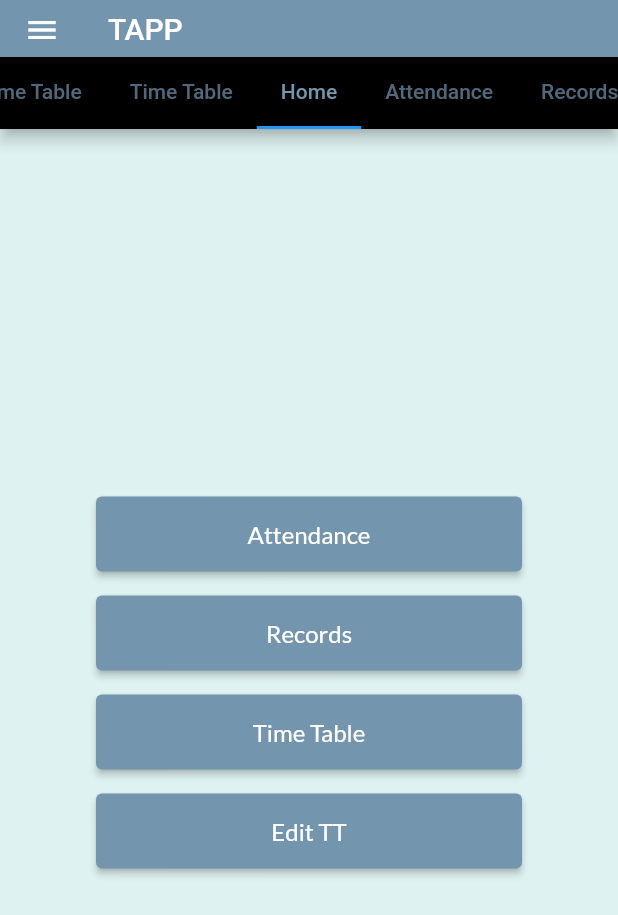
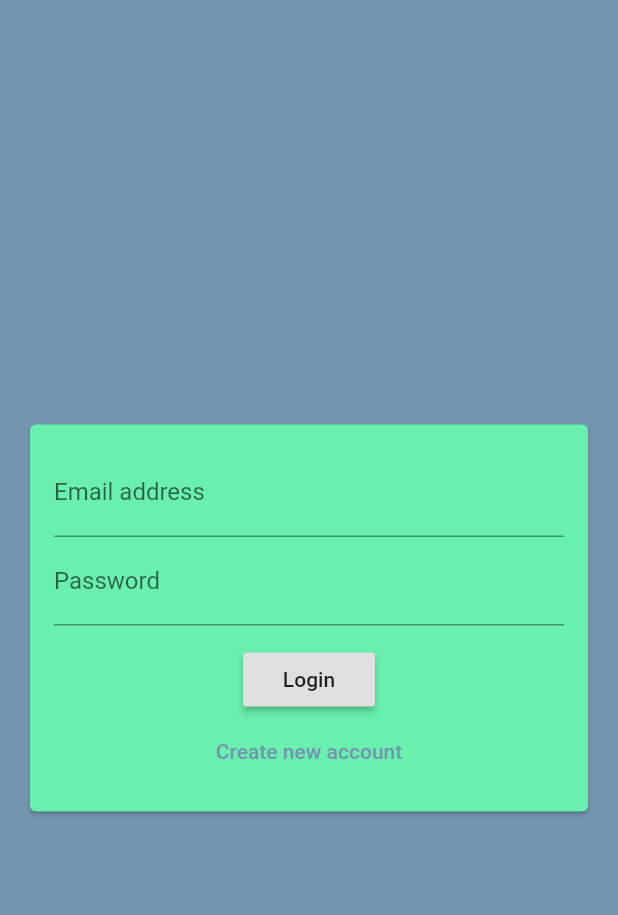
Before and after one commit to MAZAM21/tils_app, a Flutter app: the screen it shows after launch, on a phone screen of 412 x 824 dp. Shown: the top 915 px of the screen. Run offline on Flutter 3.47's test engine with Material 2 defaults, Android fonts, the phone set to English and light mode, and no system bars; our stand-ins replace cloud_firestore, firebase_auth, firebase_core, numberpicker, syncfusion_flutter_calendar; accounts and stored records are empty.

```diff
--- a/lib/main.dart
+++ b/lib/main.dart
@@ -1,79 +1,37 @@
 import 'package:flutter/material.dart';
 import 'package:flutter/services.dart';
 import 'package:provider/provider.dart';
+import 'package:firebase_auth/firebase_auth.dart';
+import 'package:firebase_core/firebase_core.dart';
+import 'package:firebase_auth/firebase_auth.dart';
 
-import './widgets/all_tabs.dart';
-import './providers/all_students.dart';
-import './widgets/attendance_page.dart';
-import './widgets/student_records.dart';
-import './widgets/time_table.dart';
-import './widgets/edit-timetable.dart';
-import './providers/all_classes.dart';
-import './widgets/attendance_of_class.dart';
-import './widgets/class_records.dart';
-import './widgets/choose_records_screen.dart';
-import './widgets/class_record_detail.dart';
-import './widgets/edit-timetable-form.dart';
-import './widgets/home.dart';
-
+import './routes_theme.dart';
 
 void main() async {
+  WidgetsFlutterBinding.ensureInitialized();
   runApp(Tapp());
 }
 
 class Tapp extends StatelessWidget {
+  final Future<FirebaseApp> _initialization = Firebase.initializeApp();
   @override
   Widget build(BuildContext context) {
-    return MultiProvider(
-      providers: [
-        ChangeNotifierProvider(
-          create: (ctx) => AllClasses(),
-        ),
-        ChangeNotifierProvider(
-          create: (ctx) => AllStudents(),
-        ),
 
-      ],
-      child: MaterialApp(
-        initialRoute: '/',
-        theme: ThemeData(
-          backgroundColor: Colors.black12,
-          primaryColor: Color.fromARGB(255, 115, 149, 174),
-          canvasColor: Color.fromARGB(255, 222, 242, 241),
-          cardColor: Colors.greenAccent,
-          textTheme: TextTheme(
-            headline6: TextStyle(
-              color: Colors.white,
-              fontFamily: 'Lato',
-              fontSize: 16,
-            ),
-            headline5: TextStyle(
-              color: Color.fromARGB(255, 0, 0, 179),
-              fontFamily: 'Lato',
-              fontSize: 18,
-            ),
-            headline4: TextStyle(
-              color: Color.fromARGB(255, 154, 23, 80),
-              fontFamily: 'Lato',
-              fontSize: 16,
-            ),
-          ),
-        ),
-        routes: {
-          '/': (context) => AllTabs(),
-          HomePage.routeName: (context) => HomePage(),
-          AttendancePage.routeName: (context) => AttendancePage(),
-          StudentRecords.routeName: (context) => StudentRecords(),
-          CalendarApp.routeName: (context) => CalendarApp(),
-          EditTT.routeName: (context) => EditTT(),
-          AttendanceOfClass.routeName: (context) => AttendanceOfClass(),
-          RecordsPage.routeName: (context) => RecordsPage(),
-          ClassRecords.routeName: (context) => ClassRecords(),
-          ClassRecordDetail.routeName: (context) => ClassRecordDetail(),
-          EditTTForm.routeName: (context) => EditTTForm(),
-        },
+    return FutureBuilder(
+      future: _initialization,
+      builder: (context, snapshot) {
+        if (snapshot.hasError) {
+          print('error');
+        }
 
-      ),
+        // Once complete, show your application
+        if (snapshot.connectionState == ConnectionState.waiting) {
+          return CircularProgressIndicator();
+        }
+
+        // Otherwise, show something whilst waiting for initialization to complete
+        return RoutesAndTheme();
+      },
     );
   }
 }
--- a/lib/models/student.dart
+++ b/lib/models/student.dart
@@ -1,4 +1,4 @@
-import 'package:tils_app/widgets/attendance_page.dart';
+import 'package:tils_app/widgets/screens/attendance_page.dart';
 
 import './subject.dart';
 import 'package:flutter/material.dart';
--- a/lib/providers/all_classes.dart
+++ b/lib/providers/all_classes.dart
@@ -2,7 +2,7 @@
 
 import 'package:flutter/material.dart';
 import '../models/subject.dart';
-import '../widgets/time_table.dart';
+import '../widgets/screens/time_table.dart';
 
 class AllClasses with ChangeNotifier {
   //_allClasses will have a list of SubjectClass elements which will be displayed for attendance and records
--- /dev/null
+++ b/lib/routes_theme.dart
@@ -0,0 +1,87 @@
+import 'package:flutter/material.dart';
+import 'package:flutter/services.dart';
+import 'package:provider/provider.dart';
+import 'package:firebase_auth/firebase_auth.dart';
+import 'package:firebase_core/firebase_core.dart';
+import 'package:firebase_auth/firebase_auth.dart';
+
+import './widgets/screens/all_tabs.dart';
+import './providers/all_students.dart';
+import './widgets/screens/attendance_page.dart';
+import './widgets/screens/student_records.dart';
+import './widgets/screens/time_table.dart';
+import './widgets/edit-timetable.dart';
+import './providers/all_classes.dart';
+import './widgets/screens/attendance_of_class.dart';
+import './widgets/screens/class_records.dart';
+import './widgets/screens/choose_records_screen.dart';
+import './widgets/screens/class_record_detail.dart';
+import './widgets/screens/edit-timetable-form.dart';
+import './widgets/screens/home.dart';
+import './widgets/screens/auth_page.dart';
+
+
+class RoutesAndTheme extends StatelessWidget {
+
+final FirebaseAuth auth = FirebaseAuth.instance;
+  @override
+  Widget build(BuildContext context) {
+    return MultiProvider(
+      providers: [
+        ChangeNotifierProvider(
+          create: (ctx) => AllClasses(),
+        ),
+        ChangeNotifierProvider(
+          create: (ctx) => AllStudents(),
+        ),
+      ],
+      child: MaterialApp(
+        initialRoute: '/',
+        theme: ThemeData(
+          backgroundColor: Colors.black12,
+          primaryColor: Color.fromARGB(255, 115, 149, 174),
+          canvasColor: Color.fromARGB(255, 222, 242, 241),
+          cardColor: Colors.greenAccent,
+          textTheme: TextTheme(
+            headline6: TextStyle(
+              color: Colors.white,
+              fontFamily: 'Lato',
+              fontSize: 16,
+            ),
+            headline5: TextStyle(
+              color: Color.fromARGB(255, 0, 0, 179),
+              fontFamily: 'Lato',
+              fontSize: 18,
+            ),
+            headline4: TextStyle(
+              color: Color.fromARGB(255, 154, 23, 80),
+              fontFamily: 'Lato',
+              fontSize: 16,
+            ),
+          ),
+        ),
+        home: StreamBuilder(
+            stream: auth.authStateChanges(),
+            builder: (ctx, userSnapshot) {
+              if (userSnapshot.hasData) {
+                return AllTabs();
+              }
+              return AuthScreen();
+            }),
+        routes: {
+          //'/': (context) => AllTabs(),
+          HomePage.routeName: (context) => HomePage(),
+          AttendancePage.routeName: (context) => AttendancePage(),
+          StudentRecords.routeName: (context) => StudentRecords(),
+          CalendarApp.routeName: (context) => CalendarApp(),
+          EditTT.routeName: (context) => EditTT(),
+          AttendanceOfClass.routeName: (context) => AttendanceOfClass(),
+          RecordsPage.routeName: (context) => RecordsPage(),
+          ClassRecords.routeName: (context) => ClassRecords(),
+          ClassRecordDetail.routeName: (context) => ClassRecordDetail(),
+          EditTTForm.routeName: (context) => EditTTForm(),
+        },
+      ),
+    );
+  }
+}
--- /dev/null
+++ b/lib/widgets/authform.dart
@@ -0,0 +1,130 @@
+import 'package:flutter/material.dart';
+
+class AuthForm extends StatefulWidget {
+  //constructer gets a submit form function and a is Loading bool
+  AuthForm(
+    this.submitFn,
+    this.isLoading,
+  );
+
+  final bool isLoading;
+  //submit form function defined
+  final void Function(
+    String email,
+    String password,
+    String userName,
+    bool isLogin,
+    BuildContext ctx,
+  ) submitFn;
+
+  @override
+  _AuthFormState createState() => _AuthFormState();
+}
+
+class _AuthFormState extends State<AuthForm> {
+  final _formKey = GlobalKey<FormState>();
+  var _isLogin = true;
+  var _userEmail = '';
+  var _userName = '';
+  var _userPassword = '';
+
+
+  void _trySubmit() {
+    //IsValid stores bool on whether the text inputs are validated
+    final isValid = _formKey.currentState.validate();
+    //removes focus from the fields
+    FocusScope.of(context).unfocus();
+    //if IsValid is true then save form state and execute submitfn on inputs
+    //.trim removes whitespace
+    if (isValid) {
+      _formKey.currentState.save();
+      widget.submitFn(_userEmail.trim(), _userPassword.trim(), _userName.trim(),
+          _isLogin, context);
+    }
+  }
+
+  @override
+  Widget build(BuildContext context) {
+    return Center(
+      child: Card(
+        margin: EdgeInsets.all(20),
+        child: SingleChildScrollView(
+          child: Padding(
+            padding: EdgeInsets.all(16),
+            child: Form(
+              key: _formKey,
+              child: Column(
+                mainAxisSize: MainAxisSize.min,
+                children: <Widget>[
+                  TextFormField(
+                    key: ValueKey('email'),
+                    validator: (value) {
+                      if (value.isEmpty || !value.contains('@')) {
+                        return 'Please enter a valid email address.';
+                      }
+                      return null;
+                    },
+                    keyboardType: TextInputType.emailAddress,
+                    decoration: InputDecoration(
+                      labelText: 'Email address',
+                    ),
+                    onSaved: (value) {
+                      _userEmail = value;
+                    },
+                  ),
+                  if (!_isLogin)
+                    TextFormField(
+                      key: ValueKey('username'),
+                      validator: (value) {
+                        if (value.isEmpty || value.length < 4) {
+                          return 'Please enter at least 4 characters';
+                        }
+                        return null;
+                      },
+                      decoration: InputDecoration(labelText: 'Username'),
+                      onSaved: (value) {
+                        _userName = value;
+                      },
+                    ),
+                  TextFormField(
+                    key: ValueKey('password'),
+                    validator: (value) {
+                      if (value.isEmpty || value.length < 7) {
+                        return 'Password must be at least 7 characters long.';
+                      }
+                      return null;
+                    },
+                    decoration: InputDecoration(labelText: 'Password'),
+                    obscureText: true,
+                    onSaved: (value) {
+                      _userPassword = value;
+                    },
+                  ),
+                  SizedBox(height: 12),
+                  if (widget.isLoading) CircularProgressIndicator(),
+                  if (!widget.isLoading)
+                    RaisedButton(
+                      child: Text(_isLogin ? 'Login' : 'Signup'),
+                      onPressed: _trySubmit,
+                    ),
+                  if (!widget.isLoading)
+                    FlatButton(
+                      textColor: Theme.of(context).primaryColor,
+                      child: Text(_isLogin
+                          ? 'Create new account'
+                          : 'I already have an account'),
+                      onPressed: () {
+                        setState(() {
+                          _isLogin = !_isLogin;
+                        });
+                      },
+                    )
+                ],
+              ),
+            ),
+          ),
+        ),
+      ),
+    );
+  }
+}
--- a/lib/widgets/edit-timetable.dart
+++ b/lib/widgets/edit-timetable.dart
@@ -1,7 +1,7 @@
 import 'package:flutter/material.dart';
 import 'package:intl/intl.dart';
 import '../models/subject.dart';
-import 'time_table.dart';
+
 import '../providers/all_classes.dart';
 import 'package:provider/provider.dart';
 
@@ -16,7 +16,7 @@ class _EditTTState extends State<EditTT> {
   DateTime _dateStart = DateTime.now();
   int _duration;
   String _chosenSub;
-  Meeting classAdded;
+  //Meeting classAdded;
 
   List<String> _allSubjects = [
     'Conflict',
--- a/lib/widgets/attendance_of_class.dart
+++ b/lib/widgets/screens/attendance_of_class.dart
@@ -1,9 +1,9 @@
 import 'package:flutter/material.dart';
 import 'package:provider/provider.dart';
 
-import '../providers/all_students.dart';
-import '../models/subject.dart';
-import '../models/student.dart';
+import 'package:tils_app/providers/all_students.dart';
+import 'package:tils_app/models/subject.dart';
+import 'package:tils_app/models/student.dart';
 
 class AttendanceOfClass extends StatefulWidget {
   static const routeName = '/attendance-of-class';
--- /dev/null
+++ b/lib/widgets/screens/auth_page.dart
@@ -0,0 +1,83 @@
+import 'package:flutter/material.dart';
+import 'package:firebase_auth/firebase_auth.dart';
+import 'package:flutter/services.dart';
+import 'package:cloud_firestore/cloud_firestore.dart';
+
+import '../authform.dart';
+
+class AuthScreen extends StatefulWidget {
+  @override
+  _AuthScreenState createState() => _AuthScreenState();
+}
+
+class _AuthScreenState extends State<AuthScreen> {
+  //firebase instance which will handle auth request and response
+  final _auth = FirebaseAuth.instance;
+  var _isLoading = false;
+
+  void _submitAuthForm(
+    String email,
+    String password,
+    String username,
+    bool isLogin,
+    BuildContext ctx,
+  ) async {
+    UserCredential authResult;
+
+    try {
+      setState(() {
+        _isLoading = true;
+      });
+      if (isLogin) {
+        authResult = await _auth.signInWithEmailAndPassword(
+          email: email,
+          password: password,
+        );
+      } else {
+        authResult = await _auth.createUserWithEmailAndPassword(
+          email: email,
+          password: password,
+        );
+        await FirebaseFirestore.instance
+            .collection('users')
+            .doc(authResult.user.uid)
+            .set({
+          'username': username,
+          'email': email,
+        });
+      }
+    } on PlatformException catch (err) {
+      var message = 'An error occurred, pelase check your credentials!';
+
+      if (err.message != null) {
+        message = err.message;
+      }
+
+      Scaffold.of(ctx).showSnackBar(
+        SnackBar(
+          content: Text(message),
+          backgroundColor: Theme.of(ctx).errorColor,
+        ),
+      );
+      setState(() {
+        _isLoading = false;
+      });
+    } catch (err) {
+      print(err);
+      setState(() {
+        _isLoading = false;
+      });
+    }
+  }
+
+  @override
+  Widget build(BuildContext context) {
+    return Scaffold(
+      backgroundColor: Theme.of(context).primaryColor,
+      body: AuthForm(
+        _submitAuthForm,
+        _isLoading,
+      ),
+    );
+  }
+}
--- a/lib/widgets/class_record_detail.dart
+++ b/lib/widgets/screens/class_record_detail.dart
@@ -1,5 +1,5 @@
 import 'package:flutter/material.dart';
-import '../models/subject.dart';
+import 'package:tils_app/models/subject.dart';
 
 class ClassRecordDetail extends StatelessWidget {
   static const routeName = '/class-record-detail';
--- a/lib/widgets/class_records.dart
+++ b/lib/widgets/screens/class_records.dart
@@ -1,7 +1,7 @@
 import 'package:flutter/material.dart';
 import 'package:tils_app/providers/all_classes.dart';
 import 'package:provider/provider.dart';
-import '../models/subject.dart';
+import 'package:tils_app/models/subject.dart';
 
 import './class_record_detail.dart';
 
--- a/lib/widgets/edit-timetable-form.dart
+++ b/lib/widgets/screens/edit-timetable-form.dart
@@ -3,9 +3,9 @@ import 'package:intl/intl.dart';
 import 'package:numberpicker/numberpicker.dart';
 import 'package:provider/provider.dart';
 
-import '../models/subject.dart';
+import 'package:tils_app/models/subject.dart';
 import './time_table.dart';
-import '../providers/all_classes.dart';
+import 'package:tils_app/providers/all_classes.dart';
 
 class EditTTForm extends StatefulWidget {
   static const routeName = '/edit-tt-form';
--- a/lib/widgets/home.dart
+++ b/lib/widgets/screens/home.dart
@@ -1,7 +1,7 @@
 import 'package:flutter/material.dart';
 import './student_records.dart';
 import './time_table.dart';
-import './drawer.dart';
+import '../drawer.dart';
 import './edit-timetable-form.dart';
 import './attendance_page.dart';
 import './choose_records_screen.dart';
--- a/lib/widgets/student_records.dart
+++ b/lib/widgets/screens/student_records.dart
@@ -2,10 +2,8 @@ import 'package:flutter/material.dart';
 import 'package:provider/provider.dart';
 import 'package:tils_app/models/subject.dart';
 
-import '../models/student.dart';
-import '../models/dummy_data.dart';
-import '../providers/all_classes.dart';
-import '../providers/all_students.dart';
+
+import 'package:tils_app/providers/all_students.dart';
 
 class StudentRecords extends StatelessWidget {
   static const routeName = '/student-records';
--- a/lib/widgets/time_table.dart
+++ b/lib/widgets/screens/time_table.dart
@@ -2,8 +2,8 @@ import 'package:flutter/material.dart';
 import 'package:syncfusion_flutter_calendar/calendar.dart';
 import 'package:intl/intl.dart';
 
-import './edit-timetable.dart';
-import '../providers/all_classes.dart';
+
+import 'package:tils_app/providers/all_classes.dart';
 import 'package:provider/provider.dart';
 import './edit-timetable-form.dart';
 
--- a/pubspec.yaml
+++ b/pubspec.yaml
@@ -25,6 +25,7 @@ dependencies:
     sdk: flutter
   intl: ^0.16.1
   numberpicker: ^1.3.0
+  firebase_core: ^0.5.3
   cloud_firestore: ^0.14.4
   firebase_auth: ^0.18.4+1
 
```
Also changed, not shown: lib/widgets/drawer.dart (+11 -2 lines), lib/widgets/screens/all_tabs.dart (renamed from lib/widgets/all_tabs.dart, +5 -5 lines), lib/widgets/screens/attendance_page.dart (renamed from lib/widgets/attendance_page.dart, +6 -6 lines), lib/widgets/screens/choose_records_screen.dart (renamed from lib/widgets/choose_records_screen.dart, +4 -4 lines), pubspec.lock, 1 other file.
